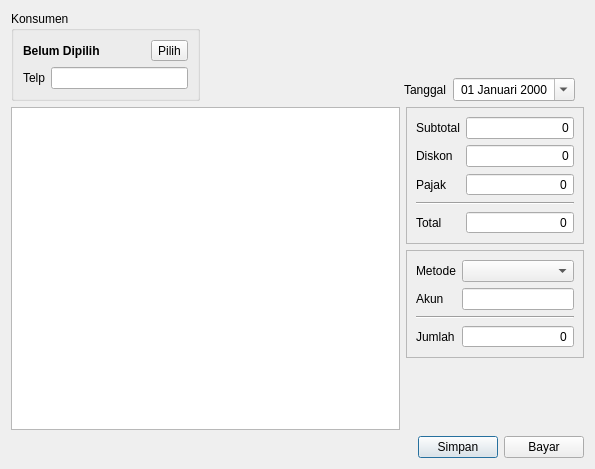
Above: src/dialogs/invoicecomposerdialog.ui from AyahnaSyahid/LazyMins before the change. Below: the same form after it.
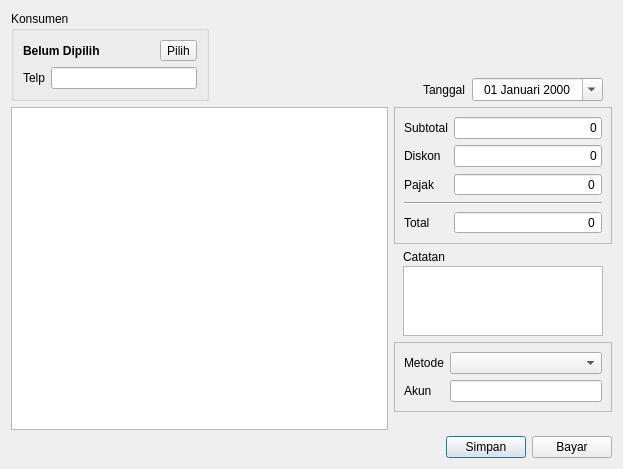
That is the form after the change. Custom widgets are drawn as their Qt base class.

The edit to the form file:
```diff
--- a/src/dialogs/invoicecomposerdialog.ui
+++ b/src/dialogs/invoicecomposerdialog.ui
@@ -6,7 +6,7 @@
    <rect>
     <x>0</x>
     <y>0</y>
-    <width>595</width>
+    <width>623</width>
     <height>469</height>
    </rect>
   </property>
@@ -265,6 +265,36 @@
          </layout>
         </widget>
        </item>
+       <item>
+        <layout class="QVBoxLayout" name="verticalLayout_5">
+         <property name="spacing">
+          <number>2</number>
+         </property>
+         <property name="leftMargin">
+          <number>9</number>
+         </property>
+         <property name="rightMargin">
+          <number>9</number>
+         </property>
+         <item>
+          <widget class="QLabel" name="label_2">
+           <property name="text">
+            <string>Catatan</string>
+           </property>
+          </widget>
+         </item>
+         <item>
+          <widget class="QPlainTextEdit" name="plainTextEdit">
+           <property name="maximumSize">
+            <size>
+             <width>200</width>
+             <height>76</height>
+            </size>
+           </property>
+          </widget>
+         </item>
+        </layout>
+       </item>
        <item>
         <widget class="QFrame" name="frame_3">
          <property name="frameShape">
@@ -301,39 +331,6 @@
             </property>
            </widget>
           </item>
-          <item row="2" column="0" colspan="2">
-           <widget class="Line" name="line_2">
-            <property name="orientation">
-             <enum>Qt::Orientation::Horizontal</enum>
-            </property>
-           </widget>
-          </item>
-          <item row="3" column="0">
-           <widget class="QLabel" name="totalLabel_2">
-            <property name="text">
-             <string>Jumlah</string>
-            </property>
-           </widget>
-          </item>
-          <item row="3" column="1">
-           <widget class="QSpinBox" name="totalSpinBox_2">
-            <property name="alignment">
-             <set>Qt::AlignmentFlag::AlignRight|Qt::AlignmentFlag::AlignTrailing|Qt::AlignmentFlag::AlignVCenter</set>
-            </property>
-            <property name="readOnly">
-             <bool>true</bool>
-            </property>
-            <property name="buttonSymbols">
-             <enum>QAbstractSpinBox::ButtonSymbols::NoButtons</enum>
-            </property>
-            <property name="showGroupSeparator" stdset="0">
-             <bool>true</bool>
-            </property>
-            <property name="maximum">
-             <number>99999999</number>
-            </property>
-           </widget>
-          </item>
          </layout>
         </widget>
        </item>
```
